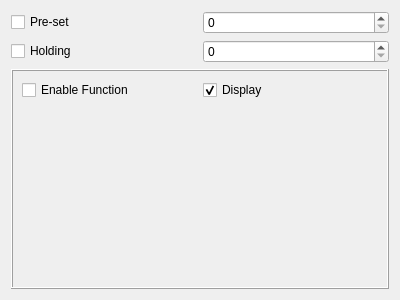
The window that lib/devices/DAQGeneric/DOChannelTemplate.ui (acq4/acq4) describes before a commit, drawn with Qt 5.
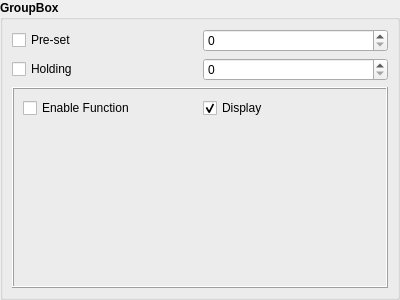
The same window after the commit. Custom widgets are drawn as their Qt base class.

```diff
--- a/lib/devices/DAQGeneric/DOChannelTemplate.ui
+++ b/lib/devices/DAQGeneric/DOChannelTemplate.ui
@@ -13,11 +13,35 @@
   <property name="windowTitle">
    <string>Form</string>
   </property>
+  <layout class="QVBoxLayout" name="verticalLayout_3">
+   <property name="spacing">
+    <number>0</number>
+   </property>
+   <property name="margin">
+    <number>0</number>
+   </property>
+   <item>
+    <widget class="QGroupBox" name="groupBox">
+     <property name="font">
+      <font>
+       <weight>75</weight>
+       <bold>true</bold>
+      </font>
+     </property>
+     <property name="title">
+      <string>GroupBox</string>
+     </property>
   <layout class="QVBoxLayout" name="verticalLayout_2">
    <item>
     <layout class="QGridLayout" name="gridLayout">
      <item row="0" column="0">
       <widget class="QCheckBox" name="preSetCheck">
+          <property name="font">
+           <font>
+            <weight>50</weight>
+            <bold>false</bold>
+           </font>
+          </property>
        <property name="text">
         <string>Pre-set</string>
        </property>
@@ -25,6 +49,12 @@
      </item>
      <item row="1" column="0">
       <widget class="QCheckBox" name="holdingCheck">
+          <property name="font">
+           <font>
+            <weight>50</weight>
+            <bold>false</bold>
+           </font>
+          </property>
        <property name="text">
         <string>Holding</string>
        </property>
@@ -32,6 +62,12 @@
      </item>
      <item row="0" column="1">
       <widget class="QSpinBox" name="preSetSpin">
+          <property name="font">
+           <font>
+            <weight>50</weight>
+            <bold>false</bold>
+           </font>
+          </property>
        <property name="maximum">
         <number>1</number>
        </property>
@@ -39,6 +75,12 @@
      </item>
      <item row="1" column="1">
       <widget class="QSpinBox" name="holdingSpin">
+          <property name="font">
+           <font>
+            <weight>50</weight>
+            <bold>false</bold>
+           </font>
+          </property>
        <property name="maximum">
         <number>1</number>
        </property>
@@ -59,6 +101,12 @@
        <layout class="QHBoxLayout" name="horizontalLayout">
         <item>
          <widget class="QCheckBox" name="functionCheck">
+             <property name="font">
+              <font>
+               <weight>50</weight>
+               <bold>false</bold>
+              </font>
+             </property>
           <property name="text">
            <string>Enable Function</string>
           </property>
@@ -66,6 +114,12 @@
         </item>
         <item>
          <widget class="QCheckBox" name="displayCheck">
+             <property name="font">
+              <font>
+               <weight>50</weight>
+               <bold>false</bold>
+              </font>
+             </property>
           <property name="text">
            <string>Display</string>
           </property>
@@ -84,6 +138,15 @@
           <verstretch>0</verstretch>
          </sizepolicy>
         </property>
+           <property name="font">
+            <font>
+             <weight>50</weight>
+             <bold>false</bold>
+            </font>
+           </property>
+          </widget>
+         </item>
+        </layout>
        </widget>
       </item>
      </layout>
```
Lines whose indentation alone changed are shown as unchanged.
